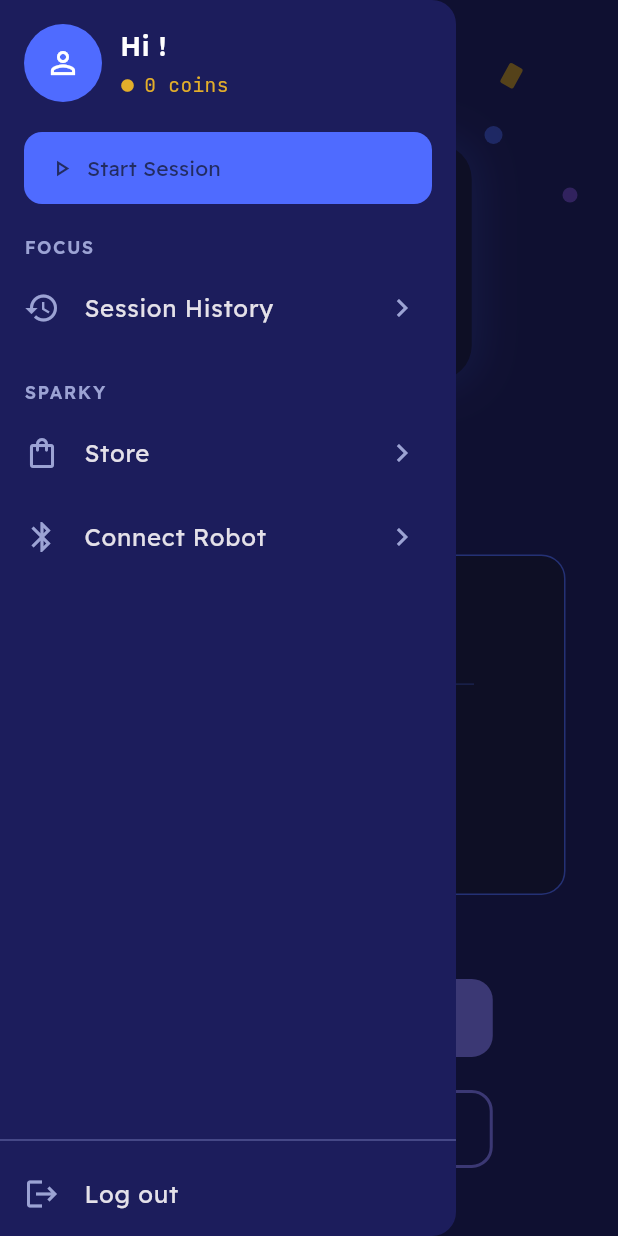
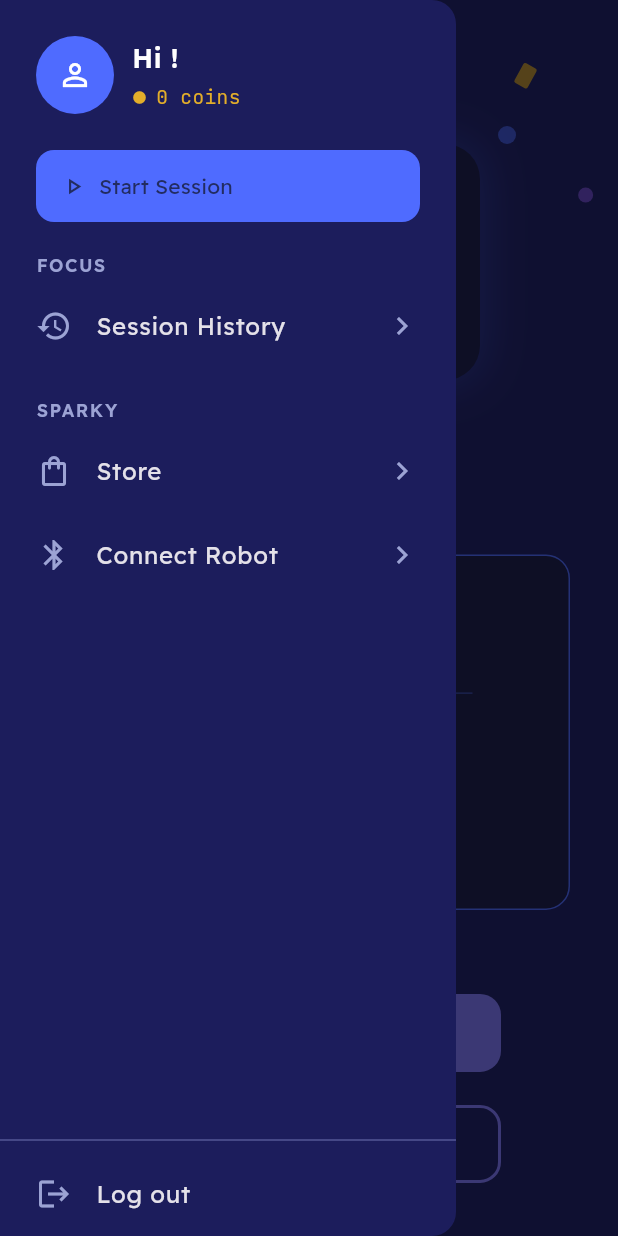
Before and after one commit to l44mz/Kaboom-Implementation, a Flutter app: the SessionCompleteScreen screen opened by its route, with the side drawer open, on a phone screen of 412 x 824 dp. Run offline on Flutter 3.47's test engine with Material 3 defaults, Android fonts, the light colour scheme and no system bars; our stand-ins replace dio, flutter_secure_storage, go_router; accounts and stored records are empty; network calls fail.

Commit message:
fix(ui): more padding on every page, the side menu and cards

```diff
--- a/frontend/lib/features/auth/screens/login_screen.dart
+++ b/frontend/lib/features/auth/screens/login_screen.dart
@@ -53,7 +53,7 @@ class _LoginScreenState extends State<LoginScreen> {
     return Scaffold(
       body: SafeArea(
         child: SingleChildScrollView(
-          padding: const EdgeInsets.symmetric(horizontal: 24, vertical: 32),
+          padding: const EdgeInsets.symmetric(horizontal: 32, vertical: 40),
           child: Form(
             key: _formKey,
             child: Column(
--- a/frontend/lib/features/auth/screens/signup_screen.dart
+++ b/frontend/lib/features/auth/screens/signup_screen.dart
@@ -56,7 +56,7 @@ class _SignUpScreenState extends State<SignUpScreen> {
     return Scaffold(
       body: SafeArea(
         child: SingleChildScrollView(
-          padding: const EdgeInsets.symmetric(horizontal: 24, vertical: 32),
+          padding: const EdgeInsets.symmetric(horizontal: 32, vertical: 40),
           child: Form(
             key: _formKey,
             child: Column(
--- a/frontend/lib/features/home/screens/home_screen.dart
+++ b/frontend/lib/features/home/screens/home_screen.dart
@@ -93,7 +93,7 @@ class _HomeScreenState extends State<HomeScreen> {
       return ErrorView(message: _error!, onRetry: _loadUser);
     }
     return SingleChildScrollView(
-      padding: const EdgeInsets.fromLTRB(24, 0, 24, 32),
+      padding: const EdgeInsets.fromLTRB(32, 16, 32, 40),
       child: Column(
         children: [
           const _RobotFace(),
@@ -145,7 +145,7 @@ class _RobotFace extends StatelessWidget {
   @override
   Widget build(BuildContext context) {
     return Container(
-      padding: const EdgeInsets.all(20),
+      padding: const EdgeInsets.all(24),
       decoration: BoxDecoration(
         color: AppColors.surface,
         borderRadius: BorderRadius.circular(28),
--- a/frontend/lib/features/session/screens/focus_session_screen.dart
+++ b/frontend/lib/features/session/screens/focus_session_screen.dart
@@ -153,7 +153,7 @@ class _FocusSessionScreenState extends State<FocusSessionScreen> {
     final clock = _clock!;
 
     return SingleChildScrollView(
-      padding: const EdgeInsets.fromLTRB(24, 0, 24, 32),
+      padding: const EdgeInsets.fromLTRB(32, 16, 32, 40),
       child: Column(
         children: [
           RobotFace(expression: _expressionFor(_state)),
--- a/frontend/lib/features/session/screens/session_complete_screen.dart
+++ b/frontend/lib/features/session/screens/session_complete_screen.dart
@@ -37,7 +37,7 @@ class SessionCompleteScreen extends StatelessWidget {
           ),
           SafeArea(
             child: SingleChildScrollView(
-              padding: const EdgeInsets.fromLTRB(24, 40, 24, 32),
+              padding: const EdgeInsets.fromLTRB(32, 40, 32, 40),
               child: Column(
                 children: [
                   const RobotFace(
@@ -123,7 +123,7 @@ class _SummaryCard extends StatelessWidget {
     return Container(
       width: double.infinity,
       constraints: const BoxConstraints(maxWidth: 353),
-      padding: const EdgeInsets.fromLTRB(20, 18, 20, 20),
+      padding: const EdgeInsets.all(24),
       decoration: BoxDecoration(
         color: AppColors.field,
         borderRadius: BorderRadius.circular(16),
--- a/frontend/lib/shared/widgets/app_drawer.dart
+++ b/frontend/lib/shared/widgets/app_drawer.dart
@@ -26,7 +26,7 @@ class AppDrawer extends StatelessWidget {
           children: [
             _DrawerHeader(user: user),
             Padding(
-              padding: const EdgeInsets.symmetric(horizontal: 16),
+              padding: const EdgeInsets.symmetric(horizontal: 24),
               child: FilledButton.icon(
                 onPressed: () => Navigator.of(context).pop(),
                 icon: const Icon(Icons.play_arrow_outlined),
@@ -68,6 +68,7 @@ class AppDrawer extends StatelessWidget {
             const Spacer(),
             const Divider(color: AppColors.border),
             ListTile(
+              contentPadding: const EdgeInsets.symmetric(horizontal: 24),
               leading: const Icon(Icons.logout, color: AppColors.textMuted),
               title: const Text('Log out'),
               onTap: () => _logout(context),
@@ -98,7 +99,7 @@ class _DrawerHeader extends StatelessWidget {
     final coins = user?.coins;
 
     return Padding(
-      padding: const EdgeInsets.fromLTRB(16, 16, 16, 20),
+      padding: const EdgeInsets.fromLTRB(24, 24, 24, 24),
       child: Row(
         children: [
           const CircleAvatar(
@@ -152,7 +153,7 @@ class _SectionLabel extends StatelessWidget {
   @override
   Widget build(BuildContext context) {
     return Padding(
-      padding: const EdgeInsets.fromLTRB(16, 20, 16, 4),
+      padding: const EdgeInsets.fromLTRB(24, 20, 24, 4),
       child: Text(
         text,
         style: const TextStyle(
@@ -181,6 +182,7 @@ class _MenuItem extends StatelessWidget {
   @override
   Widget build(BuildContext context) {
     return ListTile(
+      contentPadding: const EdgeInsets.symmetric(horizontal: 24),
       leading: Icon(icon, color: AppColors.textMuted),
       title: Text(label),
       trailing: const Icon(Icons.chevron_right, color: AppColors.textMuted),
--- a/frontend/lib/shared/widgets/error_view.dart
+++ b/frontend/lib/shared/widgets/error_view.dart
@@ -13,7 +13,7 @@ class ErrorView extends StatelessWidget {
   Widget build(BuildContext context) {
     return Center(
       child: Padding(
-        padding: const EdgeInsets.all(24),
+        padding: const EdgeInsets.all(32),
         child: Column(
           mainAxisSize: MainAxisSize.min,
           children: [
```
